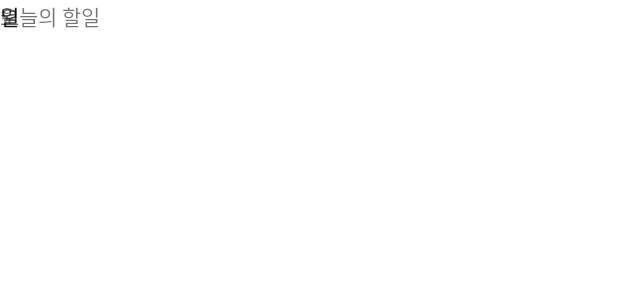
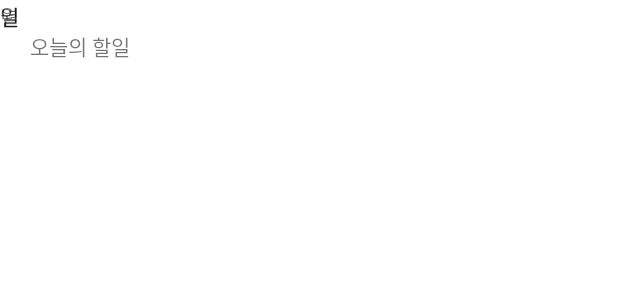
Before and after one commit to Pastel-Team/DalPook, an Android app: the layout fragment_main.xml on its own in the app's theme, with its tools: preview values and no code run, on a phone screen of 412 x 824 dp. Shown: the top 300 px of the screen. Run offline under Robolectric (Android 15) with nearby library versions, the phone set to English and light mode, and no system bars.

Commit message:
여기까지 하무

```diff
--- a/app/src/main/res/layout/fragment_main.xml
+++ b/app/src/main/res/layout/fragment_main.xml
@@ -10,7 +10,10 @@
     <TextView
         android:layout_width="wrap_content"
         android:layout_height="wrap_content"
-        android:text="오늘의 할일"/>
+        android:layout_margin="20dp"
+        android:text="오늘의 할일" />
+
+
     <TextView
         android:id="@+id/txt_year"
         android:layout_width="wrap_content"
@@ -27,6 +30,14 @@
         android:layout_height="wrap_content"
         android:text="일"/>
 
+    <view
+        class="androidx.appcompat.app.AlertController$RecycleListView"
+        android:layout_width="wrap_content"
+        android:layout_height="wrap_content"
+
+        />
+
+
 
 
 
```
